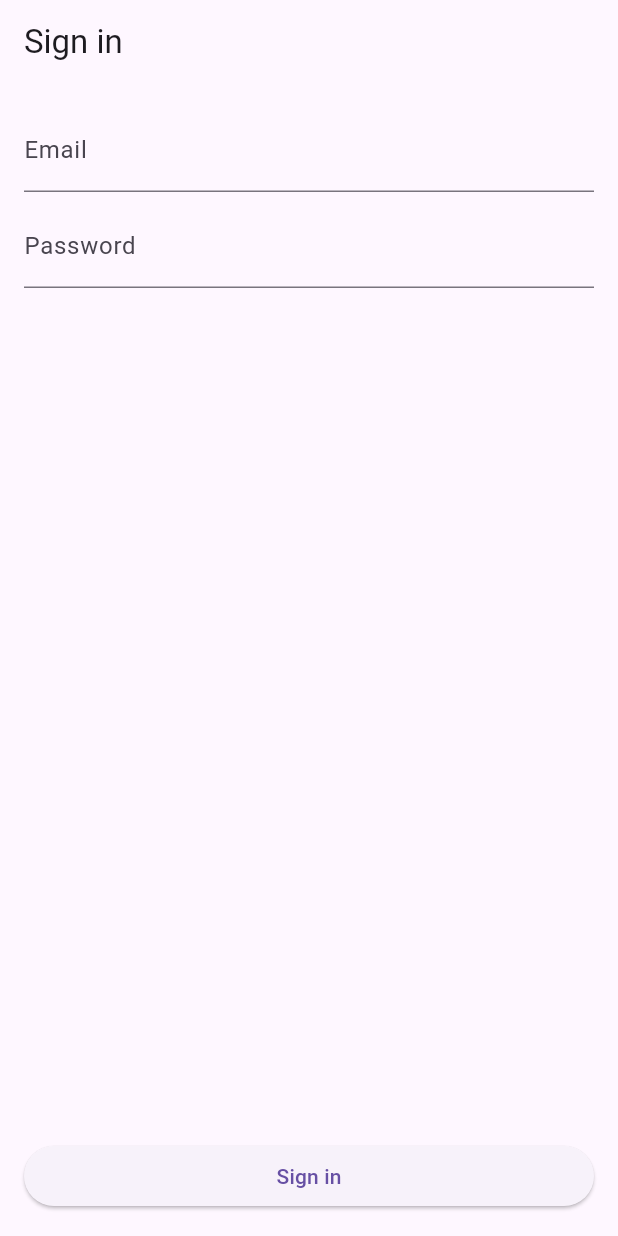
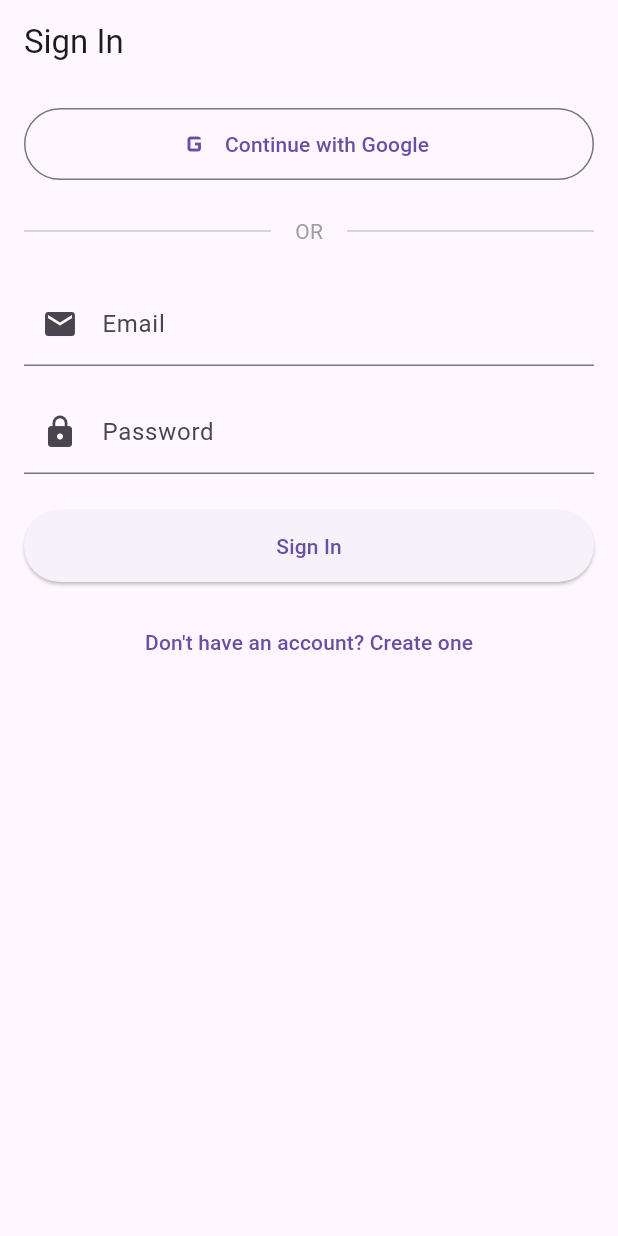
Before and after one commit to MahmoudBL83/ocr-tts, a Flutter app: the screen it shows after launch, on a phone screen of 412 x 824 dp. Run offline on Flutter 3.47's test engine with Material 3 defaults, Android fonts, the phone set to English and light mode, and no system bars; our stand-ins replace audioplayers, camera, cloud_firestore, firebase_auth, firebase_core, firebase_storage and 4 more; accounts and stored records are empty; network calls fail.

Commit message:
Add Google Sign-In and Sign Up functionality

```diff
--- a/flutter_app/lib/screens/login_screen.dart
+++ b/flutter_app/lib/screens/login_screen.dart
@@ -15,65 +15,173 @@ class _LoginScreenState extends ConsumerState<LoginScreen> {
   final _emailController = TextEditingController();
   final _passwordController = TextEditingController();
   bool _isLoading = false;
+  bool _isGoogleLoading = false;
+  bool _isSignUp = false;
   String? _error;
 
-  Future<void> _signIn() async {
+  Future<void> _submit() async {
+    final email = _emailController.text.trim();
+    final password = _passwordController.text;
+
+    if (email.isEmpty || password.isEmpty) {
+      setState(() {
+        _error = 'Please enter email and password';
+      });
+      return;
+    }
+
     setState(() {
       _isLoading = true;
       _error = null;
     });
 
     try {
-      await ref.read(authProvider.notifier).signIn(
-            _emailController.text,
-            _passwordController.text,
-          );
+      if (_isSignUp) {
+        await ref.read(authProvider.notifier).signUp(email, password);
+      } else {
+        await ref.read(authProvider.notifier).signIn(email, password);
+      }
     } catch (error) {
-      final message = formatFriendlyError(error, fallback: 'Unable to sign in. Please try again.');
+      final message = formatFriendlyError(error, fallback: _isSignUp
+          ? 'Unable to create account. Please try again.'
+          : 'Unable to sign in. Please try again.');
       if (!mounted) return;
       setState(() {
         _error = message;
       });
-      showFriendlyErrorSnackBar(context, error, fallback: 'Unable to sign in. Please try again.');
     } finally {
+      if (mounted) {
+        setState(() {
+          _isLoading = false;
+        });
+      }
+    }
+  }
+
+  Future<void> _signInWithGoogle() async {
+    setState(() {
+      _isGoogleLoading = true;
+      _error = null;
+    });
+
+    try {
+      await ref.read(authProvider.notifier).signInWithGoogle();
+    } catch (error) {
+      final message = formatFriendlyError(error, fallback: 'Unable to sign in with Google.');
+      if (!mounted) return;
       setState(() {
-        _isLoading = false;
+        _error = message;
       });
+    } finally {
+      if (mounted) {
+        setState(() {
+          _isGoogleLoading = false;
+        });
+      }
     }
   }
 
   @override
   Widget build(BuildContext context) {
+    final isAnyLoading = _isLoading || _isGoogleLoading;
+
     return Scaffold(
-      appBar: AppBar(title: const Text('Sign in')),
+      appBar: AppBar(title: Text(_isSignUp ? 'Create Account' : 'Sign In')),
       body: Padding(
         padding: const EdgeInsets.all(16.0),
         child: Column(
           children: [
+            // Google Sign-In Button
+            SizedBox(
+              width: double.infinity,
+              height: 48,
+              child: OutlinedButton.icon(
+                onPressed: isAnyLoading ? null : _signInWithGoogle,
+                icon: _isGoogleLoading
+                    ? const SizedBox(
+                        width: 24,
+                        height: 24,
+                        child: CircularProgressIndicator(strokeWidth: 2),
+                      )
+                    : Image.network(
+                        'https://www.google.com/favicon.ico',
+                        width: 24,
+                        height: 24,
+                        errorBuilder: (context, error, stackTrace) =>
+                            const Icon(Icons.g_mobiledata, size: 24),
+                      ),
+                label: const Text('Continue with Google'),
+              ),
+            ),
+            const SizedBox(height: 24),
+            const Row(
+              children: [
+                Expanded(child: Divider()),
+                Padding(
+                  padding: EdgeInsets.symmetric(horizontal: 16),
+                  child: Text('OR', style: TextStyle(color: Colors.grey)),
+                ),
+                Expanded(child: Divider()),
+              ],
+            ),
+            const SizedBox(height: 24),
             TextField(
               controller: _emailController,
-              decoration: const InputDecoration(labelText: 'Email'),
+              decoration: const InputDecoration(
+                labelText: 'Email',
+                prefixIcon: Icon(Icons.email),
+              ),
               keyboardType: TextInputType.emailAddress,
+              enabled: !isAnyLoading,
             ),
-            const SizedBox(height: 8),
+            const SizedBox(height: 16),
             TextField(
               controller: _passwordController,
-              decoration: const InputDecoration(labelText: 'Password'),
+              decoration: const InputDecoration(
+                labelText: 'Password',
+                prefixIcon: Icon(Icons.lock),
+              ),
               obscureText: true,
+              enabled: !isAnyLoading,
+            ),
+            const SizedBox(height: 24),
+            if (_error != null)
+              Padding(
+                padding: const EdgeInsets.only(bottom: 16.0),
+                child: Text(
+                  _error!,
+                  style: const TextStyle(color: Colors.red),
+                  textAlign: TextAlign.center,
+                ),
+              ),
+            SizedBox(
+              width: double.infinity,
+              height: 48,
+              child: ElevatedButton(
+                onPressed: isAnyLoading ? null : _submit,
+                child: _isLoading
+                    ? const SizedBox(
+                        width: 24,
+                        height: 24,
+                        child: CircularProgressIndicator(strokeWidth: 2),
+                      )
+                    : Text(_isSignUp ? 'Create Account' : 'Sign In'),
+              ),
             ),
             const SizedBox(height: 16),
-            if (_isLoading) const CircularProgressIndicator(),
-            if (_error != null)
-              Padding(
-                padding: const EdgeInsets.only(top: 8.0),
-                child: Text(_error!, style: const TextStyle(color: Colors.red)),
-              ),
-            const Spacer(),
-            SizedBox(
-              width: double.infinity,
-              child: ElevatedButton(
-                onPressed: _isLoading ? null : _signIn,
-                child: const Text('Sign in'),
+            TextButton(
+              onPressed: isAnyLoading
+                  ? null
+                  : () {
+                      setState(() {
+                        _isSignUp = !_isSignUp;
+                        _error = null;
+                      });
+                    },
+              child: Text(
+                _isSignUp
+                    ? 'Already have an account? Sign In'
+                    : "Don't have an account? Create one",
               ),
             ),
           ],
--- a/flutter_app/pubspec.yaml
+++ b/flutter_app/pubspec.yaml
@@ -14,6 +14,7 @@ dependencies:
   firebase_auth: ^4.7.0
   cloud_firestore: ^4.7.0
   firebase_storage: ^11.7.0
+  google_sign_in: ^6.2.1
   audioplayers: ^6.0.0
   camera: ^0.11.0
   flutter_secure_storage: ^9.0.0
```
Also changed, not shown: flutter_app/lib/providers/auth_provider.dart (+18 -0 lines), flutter_app/lib/services/auth_service.dart (+33 -0 lines).
